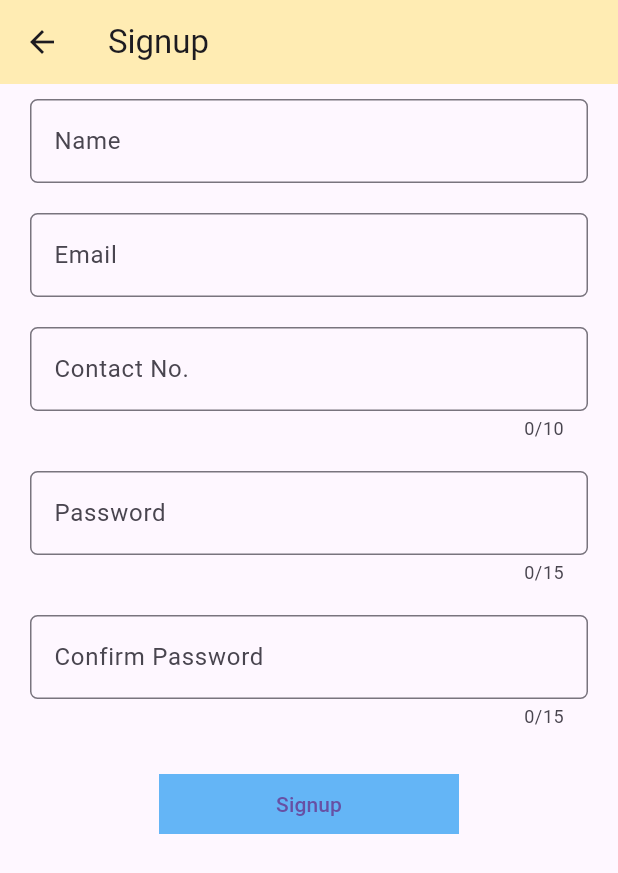
After one commit to hemil13/final_year_app, a Flutter app: the screen it shows after launch, after a tap on "Login", after a tap on "Create An Account", on a phone screen of 412 x 824 dp. The commit adds this screen. Shown: the top 873 px of the screen. Run offline on Flutter 3.47's test engine with Material 3 defaults, Android fonts, the phone set to English and light mode, and no system bars; our stand-ins replace connectivity_plus, fluttertoast, shared_preferences, sqflite; missing offline and left inert: razorpay_flutter; accounts and stored records are empty; network calls fail.

Commit message:
MySQL Login and Signup

```diff
--- a/lib/constantData.dart
+++ b/lib/constantData.dart
@@ -1,6 +1,6 @@
 class ConstantData{
 
-  // static final BASE_URL = "http://192.168.1.17/ni_api/";
+  static final BASE_URL = "http://192.168.1.12/FinalYearAppFlutter/";
 
   static final USERID = "userId";
   static final NAME = "name";
--- /dev/null
+++ b/lib/jsonLogin.dart
@@ -0,0 +1,207 @@
+import 'dart:convert';
+
+import 'package:connectivity_plus/connectivity_plus.dart';
+import 'package:final_year_app/jsonSignup.dart';
+import 'package:flutter/material.dart';
+import 'package:fluttertoast/fluttertoast.dart';
+import 'package:http/http.dart' as http;
+import 'package:shared_preferences/shared_preferences.dart';
+import 'package:final_year_app/constantData.dart';
+
+class JsonLoginApp extends StatefulWidget{
+
+  @override
+  JsonLoginState createState() => JsonLoginState();
+
+}
+
+class JsonLoginState extends State<JsonLoginApp>{
+
+  GlobalKey<FormState> formKey = new GlobalKey<FormState>();
+  late String sEmail,sPassword;
+
+  @override
+  Widget build(BuildContext context) {
+    // TODO: implement build
+    //throw UnimplementedError();
+    return Scaffold(
+      appBar: AppBar(
+        title: Text("Login"),
+        backgroundColor: Colors.amber.shade100,
+      ),
+      body: Container(
+        child: Form(
+          key: formKey,
+          child: Column(
+            children: [
+
+              Padding(
+                padding: const EdgeInsets.symmetric(horizontal: 20.0,vertical: 10.0),
+                child: TextFormField(
+                  keyboardType: TextInputType.emailAddress,
+                  decoration: InputDecoration(
+                    border: OutlineInputBorder(
+                      borderRadius: BorderRadius.circular(5.0),
+                    ),
+                    labelText: "Email",
+                    hintText: "Enter Email Id",
+                  ),
+                  onSaved: (value){
+                    sEmail = value!;
+                  },
+                  validator: (value){
+                    if (value!.isEmpty){
+                      return "Email Id Required";
+                    }
+                    else{
+                      return null;
+                    }
+                  },
+                ),
+              ),
+
+              Padding(
+                padding: const EdgeInsets.symmetric(horizontal: 20.0,vertical: 10.0),
+                child: TextFormField(
+                  keyboardType: TextInputType.text,
+                  maxLength: 15,
+                  obscureText: true,
+                  decoration: InputDecoration(
+                    border: OutlineInputBorder(
+                      borderRadius: BorderRadius.circular(5.0),
+                    ),
+                    labelText: "Password",
+                    hintText: "Enter Password",
+                  ),
+                  onSaved: (value){
+                    sPassword = value!;
+                  },
+                  validator: (value){
+                    if (value!.isEmpty){
+                      return "Password Required";
+                    }
+                    else{
+                      return null;
+                    }
+                  },
+                ),
+              ),
+              Padding(
+                padding: const EdgeInsets.symmetric(vertical: 20.0),
+                child: Container(
+                  color: Colors.blue.shade300,
+                  width: 200.0,
+                  height: 40.0,
+                  child: TextButton(
+                    onPressed: () async {
+                      var connection = await Connectivity().checkConnectivity();
+                      if(formKey.currentState!.validate()){
+                        formKey.currentState!.save();
+                          if (connection.contains(ConnectivityResult.mobile) || connection.contains(ConnectivityResult.wifi)){
+                            insertData(sEmail,sPassword);
+                          }
+                          else{
+                            Fluttertoast.showToast(
+                              msg: "Internet/Wifi Not Connected",
+                              toastLength: Toast.LENGTH_SHORT
+                            );
+                          }
+                          //insertData(sName,sEmail,sContact,sPassword);
+
+                      }
+
+                    },
+                    child: Text("Login")
+                  ),
+                ),
+              ),
+              Padding(
+                padding: const EdgeInsets.symmetric(vertical: 20.0),
+                child: Container(
+                  color: Colors.blue.shade300,
+                  width: 300.0,
+                  height: 40.0,
+                  child: TextButton(
+                    onPressed: (){
+                      Navigator.push(context, MaterialPageRoute(builder: (_)=>JsonSignupApp()));
+                    },
+                    child: Text("Create An Account")
+                  ),
+                ),
+              ),
+            ],
+          ),
+        ),
+      ),
+    );
+  }
+
+  void insertData(sEmail,sPassword) async{
+    var sp = await SharedPreferences.getInstance();
+
+    var map = {
+        'email' : sEmail,
+        'password' : sPassword
+      };
+
+    var data = await http.post(Uri.parse(ConstantData.BASE_URL+'login.php'),body: map);
+    if(data.statusCode == 200){
+      var jsonData = json.decode(data.body);
+      if(jsonData["Status"] == true){
+        Fluttertoast.showToast(
+          msg: jsonData["Message"],
+          toastLength: Toast.LENGTH_SHORT,
+          timeInSecForIosWeb: 2,
+          gravity: ToastGravity.BOTTOM,
+          backgroundColor: Colors.amber,
+          textColor: Colors.black,
+          fontSize: 16.0
+        );
+
+        print(jsonData["UserData"]);
+
+        var userData = jsonData["UserData"];
+        for(var i = 0;i<userData.length;i++){
+          var sUserId = userData[i]["userid"];
+          var sName = userData[i]["name"];
+          var sEmail = userData[i]["email"];
+          var sContact = userData[i]["contact"];
+          var sPassword = userData[i]["password"];
+
+          sp.setString(ConstantData.USERID, sUserId);
+          sp.setString(ConstantData.NAME, sName);
+          sp.setString(ConstantData.EMAIL, sEmail);
+          sp.setString(ConstantData.CONTACT, sContact);
+          sp.setString(ConstantData.PASSWORD, sPassword);
+
+        }
+
+        // Navigator.push(context, MaterialPageRoute(builder: (_)=>JsonProfileApp()));
+      }
+      else{
+        Fluttertoast.showToast(
+          msg: jsonData["Message"],
+          toastLength: Toast.LENGTH_SHORT,
+          timeInSecForIosWeb: 2,
+          gravity: ToastGravity.BOTTOM,
+          backgroundColor: Colors.amber,
+          textColor: Colors.black,
+          fontSize: 16.0
+        );
+      }
+    }
+    else{
+      Fluttertoast.showToast(
+        msg: "Server Error Code : ${data.statusCode}",
+        toastLength: Toast.LENGTH_SHORT,
+        timeInSecForIosWeb: 2,
+        gravity: ToastGravity.BOTTOM,
+        backgroundColor: Colors.amber,
+        textColor: Colors.black,
+        fontSize: 16.0
+      );
+    }
+
+  }
+
+}
--- /dev/null
+++ b/lib/jsonSignup.dart
@@ -0,0 +1,257 @@
+import 'dart:convert';
+
+import 'package:connectivity_plus/connectivity_plus.dart';
+import 'package:final_year_app/jsonLogin.dart';
+import 'package:flutter/material.dart';
+import 'package:fluttertoast/fluttertoast.dart';
+import 'package:final_year_app/constantData.dart';
+import 'package:http/http.dart' as http;
+
+class JsonSignupApp extends StatefulWidget{
+
+  @override
+  JsonSignupState createState() => JsonSignupState();
+
+}
+
+class JsonSignupState extends State<JsonSignupApp>{
+
+  GlobalKey<FormState> formKey = new GlobalKey<FormState>();
+  late String sName,sEmail,sContact,sPassword,sConfirmPassword;
+
+
+  @override
+  Widget build(BuildContext context) {
+    // TODO: implement build
+    //throw UnimplementedError();
+    return Scaffold(
+      appBar: AppBar(
+        title: Text("Signup"),
+        backgroundColor: Colors.amber.shade100,
+      ),
+      body: Container(
+        child: Form(
+          key: formKey,
+          child: Column(
+            children: [
+              Padding(
+                padding: const EdgeInsets.symmetric(horizontal: 20.0,vertical: 10.0),
+                child: TextFormField(
+                  keyboardType: TextInputType.name,
+                  decoration: InputDecoration(
+                    border: OutlineInputBorder(
+                      borderRadius: BorderRadius.circular(5.0),
+                    ),
+                    labelText: "Name",
+                    hintText: "Enter Name",
+                  ),
+                  onSaved: (value){
+                    sName = value!;
+                  },
+                  validator: (value){
+                    if (value!.isEmpty){
+                      return "Name Required";
+                    }
+                    else{
+                      return null;
+                    }
+                  },
+                ),
+              ),
+              Padding(
+                padding: const EdgeInsets.symmetric(horizontal: 20.0,vertical: 10.0),
+                child: TextFormField(
+                  keyboardType: TextInputType.emailAddress,
+                  decoration: InputDecoration(
+                    border: OutlineInputBorder(
+                      borderRadius: BorderRadius.circular(5.0),
+                    ),
+                    labelText: "Email",
+                    hintText: "Enter Email Id",
+                  ),
+                  onSaved: (value){
+                    sEmail = value!;
+                  },
+                  validator: (value){
+                    if (value!.isEmpty){
+                      return "Email Id Required";
+                    }
+                    else{
+                      return null;
+                    }
+                  },
+                ),
+              ),
+              Padding(
+                padding: const EdgeInsets.symmetric(horizontal: 20.0,vertical: 10.0),
+                child: TextFormField(
+                  keyboardType: TextInputType.phone,
+                  maxLength: 10,
+                  decoration: InputDecoration(
+                    border: OutlineInputBorder(
+                      borderRadius: BorderRadius.circular(5.0),
+                    ),
+                    labelText: "Contact No.",
+                    hintText: "Enter Contact No.",
+                  ),
+                  onSaved: (value){
+                    sContact = value!;
+                  },
+                  validator: (value){
+                    if (value!.isEmpty){
+                      return "Contact No. Required";
+                    }
+                    else if(value.length<10){
+                      return "Valid Contact No. Required";
+                    }
+                    else{
+                      return null;
+                    }
+                  },
+                ),
+              ),
+              Padding(
+                padding: const EdgeInsets.symmetric(horizontal: 20.0,vertical: 10.0),
+                child: TextFormField(
+                  keyboardType: TextInputType.text,
+                  maxLength: 15,
+                  obscureText: true,
+                  decoration: InputDecoration(
+                    border: OutlineInputBorder(
+                      borderRadius: BorderRadius.circular(5.0),
+                    ),
+                    labelText: "Password",
+                    hintText: "Enter Password",
+                  ),
+                  onSaved: (value){
+                    sPassword = value!;
+                  },
+                  validator: (value){
+                    if (value!.isEmpty){
+                      return "Password Required";
+                    }
+                    else{
+                      return null;
+                    }
+                  },
+                ),
+              ),
+              Padding(
+                padding: const EdgeInsets.symmetric(horizontal: 20.0,vertical: 10.0),
+                child: TextFormField(
+                  keyboardType: TextInputType.text,
+                  maxLength: 15,
+                  obscureText: true,
+                  decoration: InputDecoration(
+                    border: OutlineInputBorder(
+                      borderRadius: BorderRadius.circular(5.0),
+                    ),
+                    labelText: "Confirm Password",
+                    hintText: "Enter Confirm Password",
+                  ),
+                  onSaved: (value){
+                    sConfirmPassword = value!;
+                  },
+                  validator: (value){
+                    if (value!.isEmpty){
+                      return "Confirm Password Required";
+                    }
+                    else{
+                      return null;
+                    }
+                  },
+                ),
+              ),
+              Padding(
+                padding: const EdgeInsets.symmetric(vertical: 20.0),
+                child: Container(
+                  color: Colors.blue.shade300,
+                  width: 200.0,
+                  height: 40.0,
+                  child: TextButton(
+                    onPressed: () async {
+                      var connection = await Connectivity().checkConnectivity();
+                      if(formKey.currentState!.validate()){
+                        formKey.currentState!.save();
+                        if(sPassword != sConfirmPassword){
+                          Fluttertoast.showToast(
+                            msg: "Password Does Not Match",
+                            toastLength: Toast.LENGTH_SHORT
+                            );
+                        }
+                        else{
+                          if (connection.contains(ConnectivityResult.mobile) || connection.contains(ConnectivityResult.wifi)){
+                            insertData(sName,sEmail,sContact,sPassword);
+                          }
+                          else{
+                            Fluttertoast.showToast(
+                              msg: "Internet/Wifi Not Connected",
+                              toastLength: Toast.LENGTH_SHORT
+                            );
+                          }
+                          //insertData(sName,sEmail,sContact,sPassword);
+                        }
+                      }
+
+                    },
+                    child: Text("Signup")
+                  ),
+                ),
+              ),
+            ],
+          ),
+        ),
+      ),
+    );
+  }
+
+  void insertData(sName,sEmail,sContact,sPassword) async{
+    var map = {
+        'name' : sName,
+        'email' : sEmail,
+        'contact' : sContact,
+        'password' : sPassword
+      };
+
+    var data = await http.post(Uri.parse(ConstantData.BASE_URL+'signup.php'),body: map);
+    if(data.statusCode == 200){
+      var jsonData = json.decode(data.body);
+      if(jsonData["Status"] == true){
+        Fluttertoast.showToast(
+          msg: jsonData["Message"],
+          toastLength: Toast.LENGTH_SHORT,
+          timeInSecForIosWeb: 2,
+          gravity: ToastGravity.BOTTOM,
+          backgroundColor: Colors.amber,
+          textColor: Colors.black,
+          fontSize: 16.0
+        );
+        Navigator.push(context, MaterialPageRoute(builder: (_)=>JsonLoginApp()));
+      }
+      else{
+        Fluttertoast.showToast(
+          msg: jsonData["Message"],
+          toastLength: Toast.LENGTH_SHORT,
+          timeInSecForIosWeb: 2,
+          gravity: ToastGravity.BOTTOM,
+          backgroundColor: Colors.amber,
+          textColor: Colors.black,
+          fontSize: 16.0
+        );
+      }
+    }
+    else{
+      Fluttertoast.showToast(
+        msg: "Server Error Code : ${data.statusCode}",
+        toastLength: Toast.LENGTH_SHORT,
+        timeInSecForIosWeb: 2,
+        gravity: ToastGravity.BOTTOM,
+        backgroundColor: Colors.amber,
+        textColor: Colors.black,
+        fontSize: 16.0
+      );
+    }
+
+  }
+
+}
--- a/lib/razorpayDemo.dart
+++ b/lib/razorpayDemo.dart
@@ -14,8 +14,8 @@ class RazorpayPage extends StatefulWidget {
 class _RazorpayPageState extends State<RazorpayPage> {
 
   final _razorpay = Razorpay();
-  String apiKey = 'rzp_test_6h2Muv9RtODB8Y';
-  String apiSecret = 'J6IhUoTgFEY8Wu82OY9BJJrS';
+  String apiKey = 'rzp_test_SbNte2FM7FsHIn';
+  String apiSecret = 'KTd4klilNf1YOAbD2bu6jeDF';
 
   Map<String, dynamic> paymentData = {
     'amount': 50000, //amount in paise (e.g., 1000 paise = Rs. 10)
--- a/lib/splash.dart
+++ b/lib/splash.dart
@@ -1,6 +1,8 @@
 import 'dart:async';
 
 import 'package:final_year_app/bottomNav.dart';
+import 'package:final_year_app/jsonLogin.dart';
+import 'package:final_year_app/jsonSignup.dart';
 import 'package:final_year_app/login.dart';
 import 'package:final_year_app/razorpayDemo.dart';
 import 'package:final_year_app/tabDemo.dart';
@@ -38,11 +40,15 @@ class SplashDemo extends State<SplashApp>{
   Future<Timer> startTimer() async{
 
     return new Timer(Duration(seconds: 3), (){
-      Navigator.push(context, MaterialPageRoute(builder: (_)=> RazorpayPage() ));
+      // Navigator.push(context, MaterialPageRoute(builder: (_)=> RazorpayPage() ));
       // Navigator.push(context, MaterialPageRoute(builder: (_)=> loginMain() ));
       // Navigator.push(context, MaterialPageRoute(builder: (_)=> TabApp() ));
 
       // Navigator.push(context, MaterialPageRoute(builder: (_)=> BottomDemo() ));
+
+      // Navigator.push(context, MaterialPageRoute(builder: (_)=> JsonSignupApp() ));
+      Navigator.push(context, MaterialPageRoute(builder: (_)=> JsonLoginApp() ));
+
 
       // if(sUserId == ""){
       //   //Navigator.push(context, MaterialPageRoute(builder: (_)=> TabApp() ));
```
Also changed, not shown: lib/jsonProfile.dart (added).
